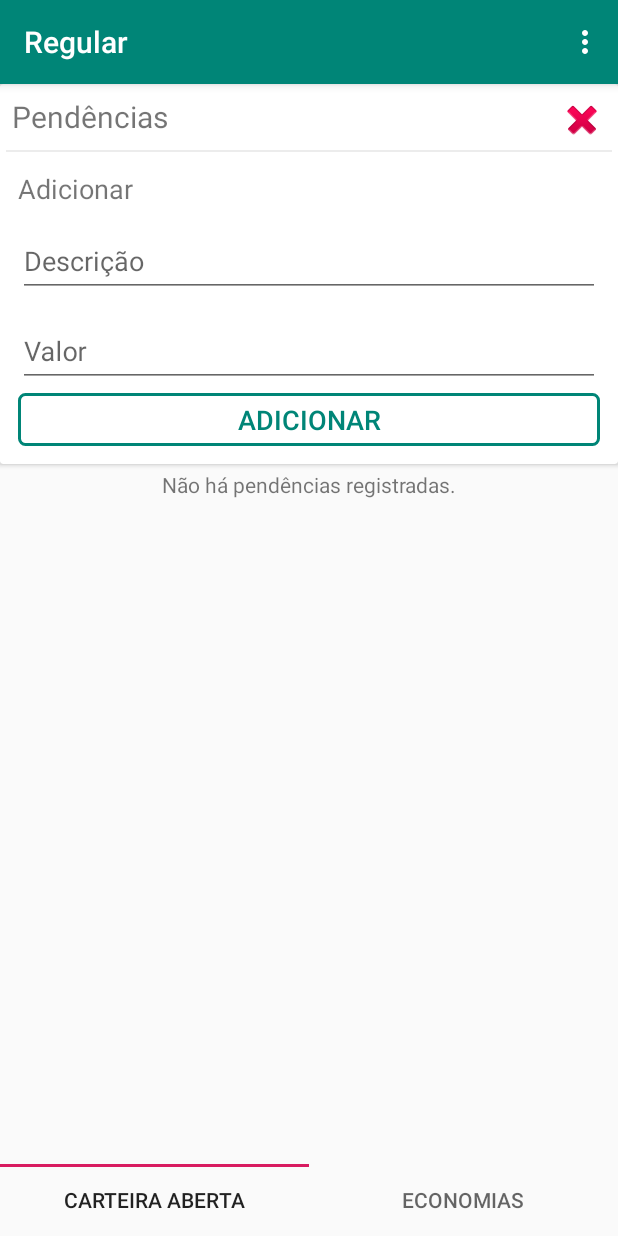
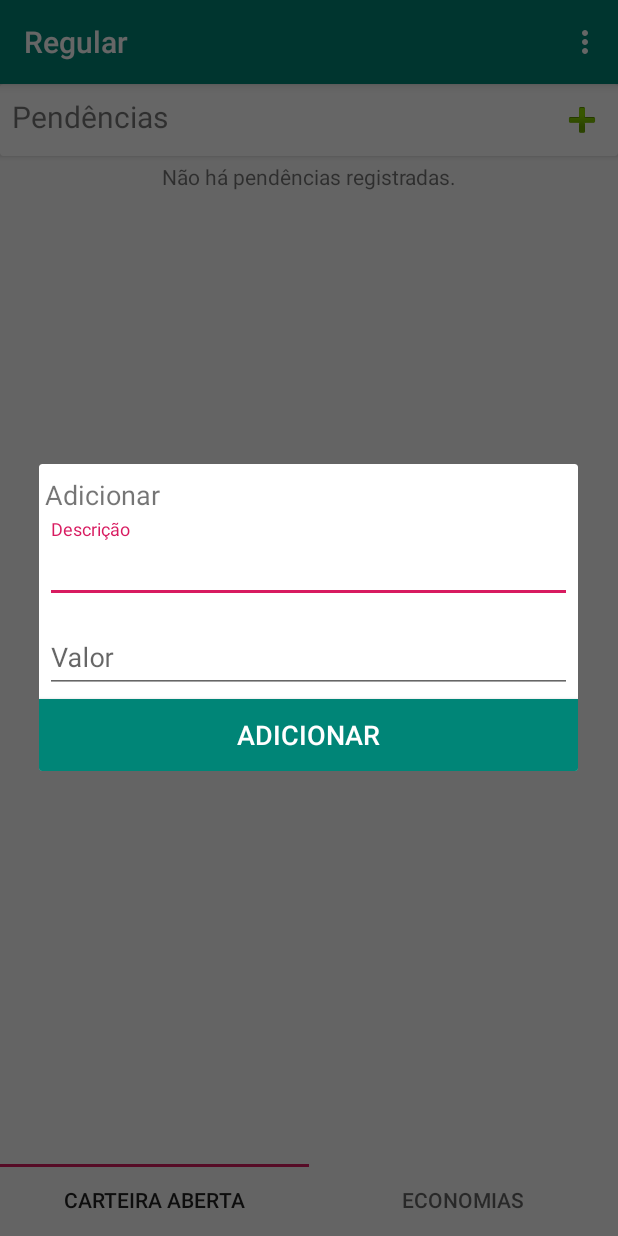
Before and after one commit to mathbaltazar/Myself, an Android app: the screen it shows after launch (MainActivity), after a tap on an icon or button, on a phone screen of 412 x 824 dp. Run offline under Robolectric (Android 15) with nearby library versions, the phone set to English and light mode, and no system bars.

Commit message:
Diálogo de Add

```diff
--- a/app/src/main/java/com/baltazarstudio/regular/ui/CarteiraAbertaFragment.kt
+++ b/app/src/main/java/com/baltazarstudio/regular/ui/CarteiraAbertaFragment.kt
@@ -13,6 +13,7 @@ import com.baltazarstudio.regular.adapter.CarteiraPendenciaAdapter
 import com.baltazarstudio.regular.database.CarteiraPendenciaDAO
 import com.baltazarstudio.regular.model.CarteiraPendencia
 import com.baltazarstudio.regular.util.Utils
+import kotlinx.android.synthetic.main.dialog_add_element.view.*
 import kotlinx.android.synthetic.main.fragment_cateira_aberta.view.*
 import java.math.BigDecimal
 
@@ -37,48 +38,11 @@ class CarteiraAbertaFragment : Fragment() {
         carteiraPendenciaDAO = CarteiraPendenciaDAO(context!!)
 
         v.btn_toggle_add_item_carteira.setOnClickListener {
-            toggleNewItem()
-        }
-
-        v.btn_register_item_carteira.setOnClickListener {
-            if (v.textinput_descricao.text.toString() == ""
-                    || v.textinput_valor.text.toString() == "") {
-                v.textinput_error.visibility = View.VISIBLE
-            } else {
-                v.textinput_error.visibility = View.GONE
-
-                val item = CarteiraPendencia()
-                item.descricao = v.textinput_descricao.text.toString()
-                item.valor = BigDecimal(v.textinput_valor.text.toString())
-                item.data = Utils.currentDateFormatted()
-                carteiraPendenciaDAO.inserir(item)
-
-                Toast.makeText(context, R.string.toast_item_carteira_adicionado, Toast.LENGTH_LONG).show()
-
-                toggleNewItem()
-
-                v.textinput_descricao.text = null
-                v.textinput_valor.text = null
-
-                initializeCarteiraPendencias()
-            }
+            createDialogNovaPendencia()
         }
 
     }
 
-    private fun toggleNewItem() {
-        if (v.layout_add_item_carteira.visibility != View.VISIBLE) {
-            v.layout_add_item_carteira.visibility = View.VISIBLE
-            v.divider_add_item_carteira.visibility = View.VISIBLE
-            v.btn_toggle_add_item_carteira.setImageResource(android.R.drawable.ic_delete)
-        } else {
-            v.layout_add_item_carteira.visibility = View.GONE
-            v.divider_add_item_carteira.visibility = View.GONE
-            v.btn_toggle_add_item_carteira.setImageResource(android.R.drawable.ic_input_add)
-            v.textinput_error.visibility = View.GONE
-            Utils.hideKeyboard(context!!, v)
-        }
-    }
 
     private fun initializeCarteiraPendencias() {
         val itensCarteiraAberta = carteiraPendenciaDAO.getTodos()
@@ -91,6 +55,37 @@ class CarteiraAbertaFragment : Fragment() {
         }
     }
 
+    private fun createDialogNovaPendencia() {
+
+        val dialogView = layoutInflater.inflate(R.layout.dialog_add_element, null)
+        val dialog = AlertDialog.Builder(context!!)
+                .setView(dialogView)
+                .create()
+
+        dialogView.dialog_add_element_button_adicionar.setOnClickListener {
+            if (dialogView.textinput_descricao.text.toString() == ""
+                    || dialogView.textinput_valor.text.toString() == "") {
+                dialogView.textinput_error.visibility = View.VISIBLE
+            } else {
+                dialogView.textinput_error.visibility = View.GONE
+
+                val item = CarteiraPendencia()
+                item.descricao = dialogView.textinput_descricao.text.toString()
+                item.valor = BigDecimal(dialogView.textinput_valor.text.toString())
+                item.data = Utils.currentDateFormatted()
+                carteiraPendenciaDAO.inserir(item)
+
+                Toast.makeText(context, R.string.toast_carteira_pendencia_adicionada, Toast.LENGTH_LONG).show()
+
+                initializeCarteiraPendencias()
+            }
+        }
+
+        dialog.show()
+
+
+    }
+
     fun createDialogExcluir(item: CarteiraPendencia): Boolean {
         AlertDialog.Builder(context!!)
                 .setTitle(R.string.all_dialog_title_excluir)
@@ -98,7 +93,7 @@ class CarteiraAbertaFragment : Fragment() {
                 .setPositiveButton(R.string.all_string_sim, object : DialogInterface.OnClickListener {
                     override fun onClick(p0: DialogInterface?, p1: Int) {
                         carteiraPendenciaDAO.excluir(item)
-                        Toast.makeText(context, R.string.all_toast_carteira_pendencia_removida, Toast.LENGTH_SHORT).show()
+                        Toast.makeText(context, R.string.toast_carteira_pendencia_removida, Toast.LENGTH_SHORT).show()
 
                         initializeCarteiraPendencias()
                     }
--- a/app/src/main/res/layout/dialog_detalhe_item_carteira_add_registro.xml
+++ b/app/src/main/res/layout/dialog_add_element.xml
@@ -19,7 +19,7 @@
             android:textSize="18sp" />
 
         <TextView
-            android:id="@+id/textinput_item_registro_error"
+            android:id="@+id/textinput_error"
             android:layout_width="match_parent"
             android:layout_height="wrap_content"
             android:layout_marginBottom="@dimen/all_default_layout_offset"
@@ -33,7 +33,7 @@
             android:hint="@string/all_input_hint_descricao">
 
             <com.google.android.material.textfield.TextInputEditText
-                android:id="@+id/textinput_item_registro_descricao"
+                android:id="@+id/textinput_descricao"
                 android:inputType="textCapSentences"
                 android:layout_width="match_parent"
                 android:layout_height="wrap_content" />
@@ -47,7 +47,7 @@
             android:hint="@string/all_input_hint_valor">
 
             <com.google.android.material.textfield.TextInputEditText
-                android:id="@+id/textinput_item_registro_valor"
+                android:id="@+id/textinput_valor"
                 android:layout_width="match_parent"
                 android:layout_height="wrap_content"
                 android:inputType="number" />
@@ -56,7 +56,7 @@
     </LinearLayout>
 
     <Button
-        android:id="@+id/button_inserir_item_registro"
+        android:id="@+id/dialog_add_element_button_adicionar"
         android:layout_width="match_parent"
         android:layout_height="@dimen/all_button_default_height"
         android:background="@drawable/dialog_action_button_background"
--- a/app/src/main/res/layout/fragment_cateira_aberta.xml
+++ b/app/src/main/res/layout/fragment_cateira_aberta.xml
@@ -43,76 +43,6 @@
 
             </RelativeLayout>
 
-            <View
-                android:id="@+id/divider_add_item_carteira"
-                android:layout_width="match_parent"
-                android:layout_height="1dp"
-                android:background="@color/off_white"
-                android:visibility="gone" />
-
-
-            <LinearLayout
-                android:id="@+id/layout_add_item_carteira"
-                android:layout_width="match_parent"
-                android:layout_height="wrap_content"
-                android:layout_margin="@dimen/all_default_layout_offset"
-                android:orientation="vertical"
-                android:padding="@dimen/all_default_layout_offset"
-                android:visibility="gone">
-
-
-                <TextView
-                    android:layout_width="wrap_content"
-                    android:layout_height="wrap_content"
-                    android:layout_marginTop="@dimen/all_default_layout_offset"
-                    android:layout_marginBottom="@dimen/all_default_layout_offset"
-                    android:text="@string/all_string_adicionar"
-                    android:textSize="18sp" />
-
-                <TextView
-                    android:id="@+id/textinput_error"
-                    android:layout_width="match_parent"
-                    android:layout_height="wrap_content"
-                    android:text="@string/all_string_dialog_adicionar_campos_vazios"
-                    android:textColor="@android:color/holo_red_light"
-                    android:visibility="gone" />
-
-                <com.google.android.material.textfield.TextInputLayout
-                    android:layout_width="match_parent"
-                    android:layout_height="wrap_content"
-                    android:hint="@string/all_input_hint_descricao">
-
-                    <com.google.android.material.textfield.TextInputEditText
-                        android:id="@+id/textinput_descricao"
-                        android:layout_width="match_parent"
-                        android:layout_height="wrap_content" />
-                </com.google.android.material.textfield.TextInputLayout>
-
-
-                <com.google.android.material.textfield.TextInputLayout
-                    android:layout_width="match_parent"
-                    android:layout_height="wrap_content"
-                    android:layout_marginTop="@dimen/all_default_layout_offset"
-                    android:hint="@string/all_input_hint_valor">
-
-                    <com.google.android.material.textfield.TextInputEditText
-                        android:id="@+id/textinput_valor"
-                        android:layout_width="match_parent"
-                        android:layout_height="wrap_content"
-                        android:inputType="number" />
-                </com.google.android.material.textfield.TextInputLayout>
-
-                <Button
-                    android:id="@+id/btn_register_item_carteira"
-                    android:layout_width="match_parent"
-                    android:layout_height="35dp"
-                    android:layout_marginTop="@dimen/all_default_layout_offset"
-                    android:background="@drawable/all_button_border_background"
-                    android:text="@string/all_string_adicionar"
-                    android:textColor="@color/colorPrimary"
-                    android:textSize="18sp" />
-
-            </LinearLayout>
 
         </LinearLayout>
     </androidx.cardview.widget.CardView>
--- a/app/src/main/res/layout/fragment_economias.xml
+++ b/app/src/main/res/layout/fragment_economias.xml
@@ -9,6 +9,6 @@
     <TextView
         android:layout_width="match_parent"
         android:layout_height="match_parent"
-            android:text="@string/hello_blank_fragment"/>
+        android:text="@string/hello_blank_fragment" />
 
 </FrameLayout>
--- a/app/src/main/res/values/strings.xml
+++ b/app/src/main/res/values/strings.xml
@@ -10,16 +10,16 @@
     <string name="all_label_sem_pendencias">Não há pendências registradas.</string>
 
     <string name="hello_blank_fragment">Hello blank fragment</string>
-    <string name="toast_item_carteira_adicionado">Adicionado!</string>
+    <string name="toast_carteira_pendencia_adicionada">Pendência adicionada</string>
     <string name="all_string_dialog_adicionar_campos_vazios">Todos os campos devem ser preenchidos</string>
     <string name="activity_title_detalhes_item_carteira">Pendência</string>
     <string name="toast_detalhe_item_carteira_registro_adicionado">Registro adicionado</string>
     <string name="all_string_detalhes_item_carteira_valor_ultrapassado">O valor pago ultrapassou o valor pendente*</string>
     <string name="all_string_sim">Sim</string>
     <string name="all_string_nao">Não</string>
-    <string name="all_toast_detalhe_item_carteira_registro_removido">Registro removido</string>
+    <string name="toast_detalhe_item_carteira_registro_removido">Registro removido</string>
     <string name="all_dialog_title_excluir">Excluir</string>
     <string name="all_dialog_message_excluir">Confirma a exclusão?</string>
-    <string name="all_toast_carteira_pendencia_removida">Pendência removida</string>
+    <string name="toast_carteira_pendencia_removida">Pendência removida</string>
     <string name="activity_title_main">Controles</string>
 </resources>
```
Also changed, not shown: app/src/main/java/com/baltazarstudio/regular/ui/DetalhesItemCarteiraActivity.kt (+9 -9 lines). Lines whose indentation alone changed are shown as unchanged.
